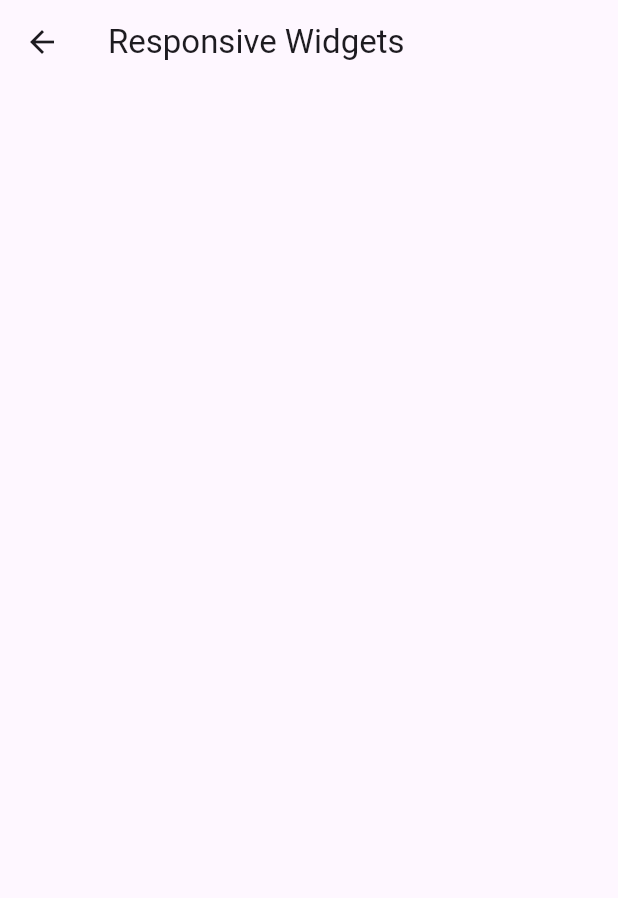
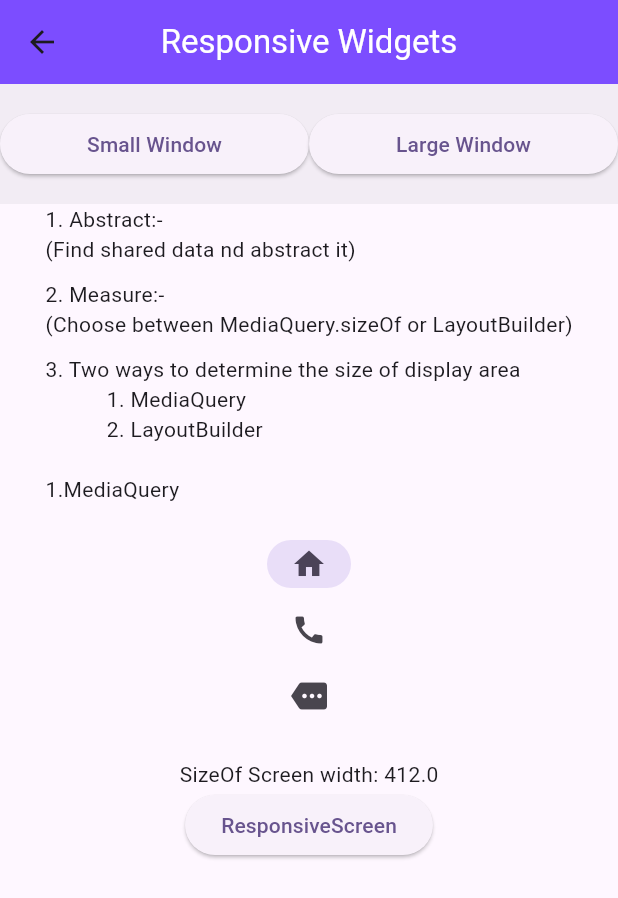
Before and after one commit to Phool-Prakash/LearnFlutter, a Flutter app: the screen it shows after launch, after a tap on "Responsive Widgets", on a phone screen of 412 x 824 dp. Shown: the top 898 px of the screen. Run offline on Flutter 3.47's test engine with Material 3 defaults, Android fonts, the phone set to English and light mode, and no system bars.

Commit message:
InheritedWidget

```diff
--- a/lib/ResponsiveWidgets/responsiveWidgetsScreen.dart
+++ b/lib/ResponsiveWidgets/responsiveWidgetsScreen.dart
@@ -1,4 +1,5 @@
 import 'package:flutter/material.dart';
+import 'package:flutter_learn/ResponsiveWidgets/ResponsiveDesignScreens/responsiveDesignScreen.dart';
 
 class ResponsiveWidgets extends StatefulWidget {
   const ResponsiveWidgets({super.key});
@@ -10,10 +11,84 @@ class ResponsiveWidgets extends StatefulWidget {
 class _ResponsiveWidgetsState extends State<ResponsiveWidgets> {
   @override
   Widget build(BuildContext context) {
+    final currentSize = MediaQuery.of(context).size.width;
+    final currentSize1 = MediaQuery.sizeOf(context).width;
+    var i = 1;
     return SafeArea(
         child: Scaffold(
       appBar: AppBar(
-        title: const Text('Responsive Widgets'),
+        backgroundColor: Colors.deepPurpleAccent,
+        centerTitle: true,
+        title: const Text(
+          'Responsive Widgets',
+          style: TextStyle(color: Colors.white),
+        ),
+      ),
+      body: SingleChildScrollView(
+        child: SizedBox(
+          height: MediaQuery.of(context).size.height,
+          width: MediaQuery.of(context).size.width,
+          child: Column(
+            children: [
+              NavigationBar(destinations: <Widget>[
+                ElevatedButton(
+                    onPressed: () {}, child: const Text('Small Window')),
+                ElevatedButton(
+                    onPressed: () {}, child: const Text('Large Window')),
+              ]),
+              IntrinsicWidth(
+                  child: Column(
+                crossAxisAlignment: CrossAxisAlignment.stretch,
+                children: [
+                  Text('${i++}. Abstract:-\n(Find shared data nd abstract it)'),
+                  const SizedBox(
+                    height: 10,
+                  ),
+                  Text(
+                      '${i++}. Measure:-\n(Choose between MediaQuery.sizeOf or LayoutBuilder)'),
+                  const SizedBox(
+                    height: 10,
+                  ),
+                  const Text(
+                      """3. Two ways to determine the size of display area
+           1. MediaQuery
+           2. LayoutBuilder
+                  """),
+                  const Text('1.MediaQuery'),
+                ],
+              )),
+              const SizedBox(
+                height: 10,
+              ),
+              SizedBox(
+                height: 150,
+                child: NavigationRail(destinations: const [
+                  NavigationRailDestination(
+                      icon: Icon(Icons.home), label: Text('Home')),
+                  NavigationRailDestination(
+                      icon: Icon(Icons.call), label: Text('Call')),
+                  NavigationRailDestination(
+                      icon: Icon(Icons.more), label: Text('More'))
+                ], selectedIndex: 0),
+              ),
+              const SizedBox(
+                height: 10,
+              ),
+              Text(
+                  "SizeOf Screen width: ${currentSize.toString()}"), //low performance
+              // Text(currentSize1.toString()) //Best performance
+              ElevatedButton(
+                  onPressed: () {
+                    Navigator.push(
+                        context,
+                        MaterialPageRoute(
+                            builder: (builder) =>
+                                const ResponsiveDesignScreen()));
+                  },
+                  child: const Text('ResponsiveScreen'))
+            ],
+          ),
+        ),
       ),
     ));
   }
--- a/lib/Screen/learnScreen.dart
+++ b/lib/Screen/learnScreen.dart
@@ -1,5 +1,8 @@
 import 'package:flutter/material.dart';
+import 'package:flutter_learn/ResponsiveWidgets/GridView/gridViewAndList.dart';
 import 'package:flutter_learn/ResponsiveWidgets/responsiveWidgetsScreen.dart';
+import 'package:flutter_learn/ResponsiveWidgets/userInputAccessibility/user_input_accessibility.dart';
+import 'package:flutter_learn/statemanagement/statemanagement_screen.dart';
 
 class LearnScreen extends StatefulWidget {
   const LearnScreen({super.key});
@@ -26,6 +29,7 @@ class _LearnScreenState extends State<LearnScreen> {
           width: MediaQuery.of(context).size.width,
           height: MediaQuery.of(context).size.height,
           child: Column(
+            mainAxisAlignment: MainAxisAlignment.start,
             children: [
               Padding(
                 padding: const EdgeInsets.all(12.0),
@@ -42,7 +46,37 @@ class _LearnScreenState extends State<LearnScreen> {
                       'Responsive Widgets',
                       style: TextStyle(color: Colors.white),
                     )),
-              )
+              ),
+              const SizedBox(
+                height: 6,
+              ),
+              ElevatedButton(
+                  onPressed: () {
+                    Navigator.push(
+                        context,
+                        MaterialPageRoute(
+                            builder: (builder) =>
+                                const GridViewAndListScreen()));
+                  },
+                  child: const Text("GridViewAndList")),
+              ElevatedButton(
+                  onPressed: () {
+                    Navigator.push(
+                        context,
+                        MaterialPageRoute(
+                            builder: (builder) =>
+                                const UserInputAccessibility()));
+                  },
+                  child: const Text("UserInputAccessibility")),
+              ElevatedButton(
+                  onPressed: () {
+                    Navigator.push(
+                        context,
+                        MaterialPageRoute(
+                            builder: (builder) =>
+                                const StatemanagementScreen()));
+                  },
+                  child: const Text("About State Management"))
             ],
           ),
         ),
--- /dev/null
+++ b/lib/statemanagement/inheritedWidget/myinheritedwidget.dart
@@ -0,0 +1,18 @@
+import 'package:flutter/cupertino.dart';
+import 'package:flutter/material.dart';
+
+class MyInheritedWidget extends InheritedWidget {
+  final int data;
+
+  const MyInheritedWidget(
+      {super.key, required this.data, required super.child});
+
+  @override
+  bool updateShouldNotify(MyInheritedWidget oldWidget) {
+    return data != oldWidget.data;
+  }
+
+  static MyInheritedWidget? of(BuildContext context) {
+    return context.dependOnInheritedWidgetOfExactType<MyInheritedWidget>();
+  }
+}
```
Also changed, not shown: lib/ResponsiveWidgets/GridView/gridViewAndList.dart (added, +41 -0 lines), lib/ResponsiveWidgets/ResponsiveDesignScreens/mobile&destop/desktopBody.dart (added, +47 -0 lines), lib/ResponsiveWidgets/ResponsiveDesignScreens/mobile&destop/mobileBody.dart (added, +50 -0 lines), lib/ResponsiveWidgets/ResponsiveDesignScreens/responsiveDesignScreen.dart (added, +26 -0 lines), lib/ResponsiveWidgets/ResponsiveDesignScreens/responsive_layout.dart (added, +21 -0 lines), lib/ResponsiveWidgets/userInputAccessibility/keyboardAccelerators.dart (added, +39 -0 lines), lib/ResponsiveWidgets/userInputAccessibility/user_input_accessibility.dart (added, +41 -0 lines), lib/statemanagement/inheritedWidget/mychildwidget.dart (added, +18 -0 lines), lib/statemanagement/inheritedWidget/mystatefulWidget.dart (added, +34 -0 lines), lib/statemanagement/statemanagement_screen.dart (added, +37 -0 lines).
